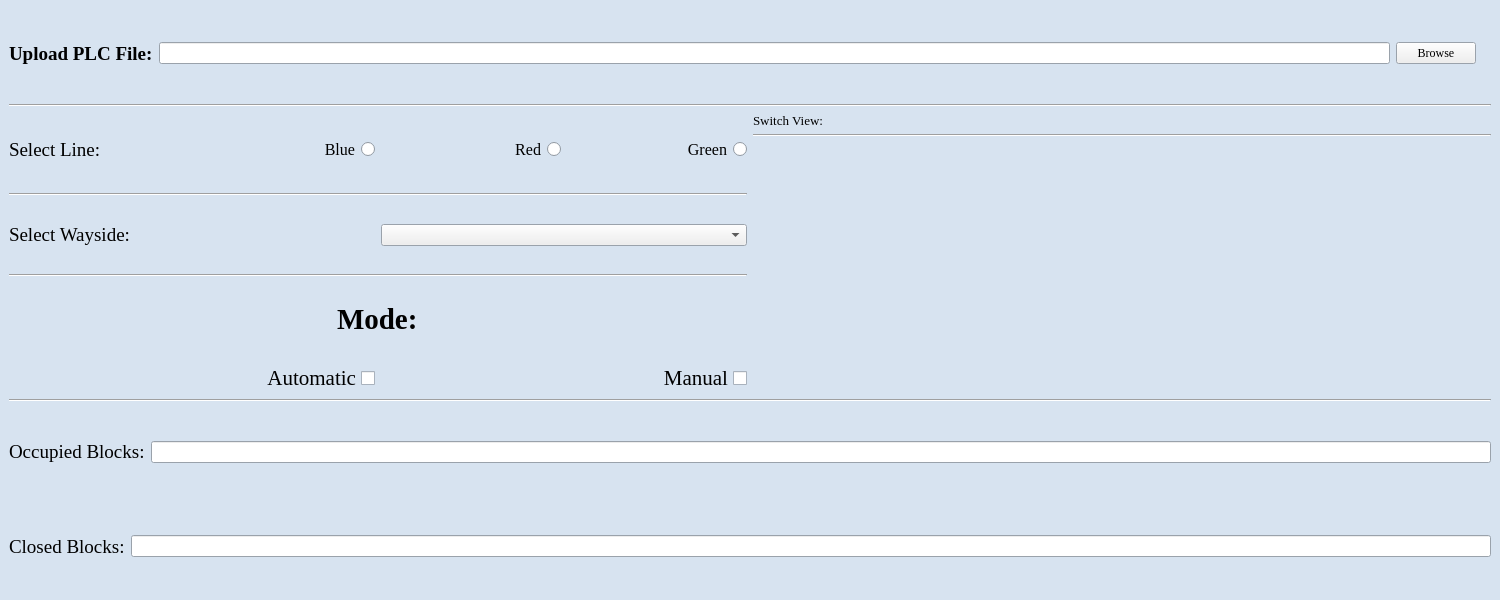
Above: TrackControllerHW_UI.ui from asmithie13/ECE-1140 before the change. Below: the same form after it.
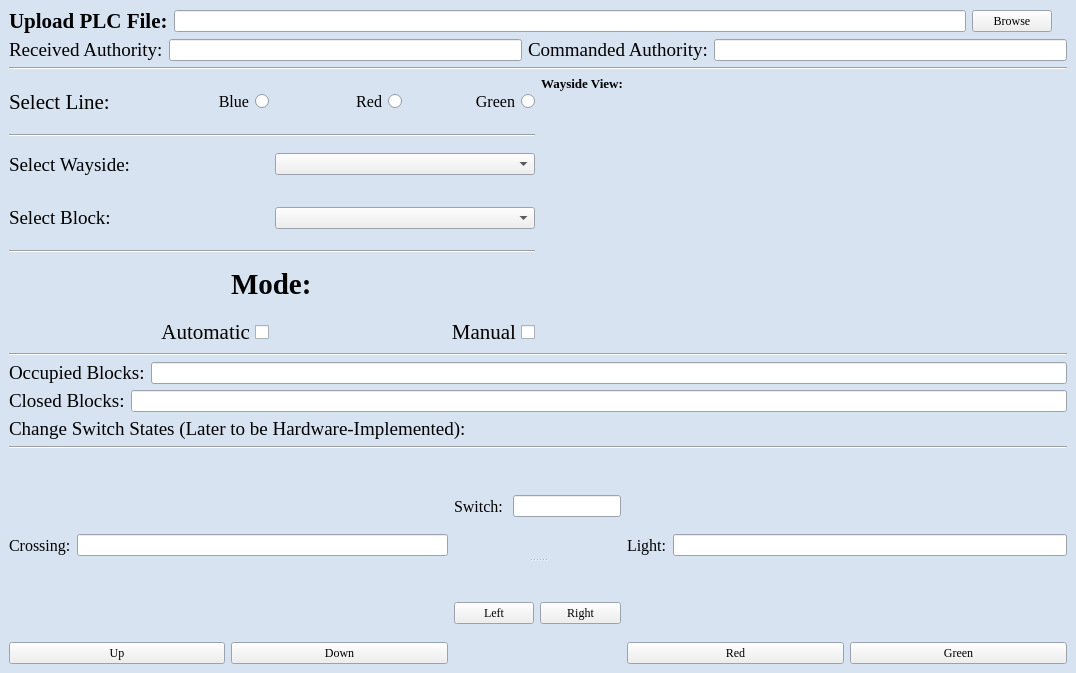
That is the form after the change. Icons and pictures are not drawn.

What changed in the file:
```diff
--- a/TrackControllerHW_UI.ui
+++ b/TrackControllerHW_UI.ui
@@ -6,16 +6,10 @@
    <rect>
     <x>0</x>
     <y>0</y>
-    <width>1500</width>
-    <height>600</height>
+    <width>1076</width>
+    <height>673</height>
    </rect>
   </property>
-  <property name="minimumSize">
-   <size>
-    <width>1500</width>
-    <height>600</height>
-   </size>
-  </property>
   <property name="baseSize">
    <size>
     <width>550</width>
@@ -81,7 +75,7 @@
    <bool>false</bool>
   </property>
   <widget class="QWidget" name="centralwidget">
-   <layout class="QVBoxLayout" name="verticalLayout_4">
+   <layout class="QVBoxLayout" name="verticalLayout_6">
     <item>
      <layout class="QHBoxLayout" name="horizontalLayout">
       <item>
@@ -123,7 +117,7 @@
         <property name="font">
          <font>
           <family>Times New Roman</family>
-          <pointsize>14</pointsize>
+          <pointsize>16</pointsize>
           <bold>true</bold>
          </font>
         </property>
@@ -134,6 +128,57 @@
       </item>
      </layout>
     </item>
+    <item>
+     <layout class="QHBoxLayout" name="horizontalLayout_7">
+      <item>
+       <widget class="QLineEdit" name="lineEditCommandedAuth">
+        <property name="font">
+         <font>
+          <family>Times New Roman</family>
+         </font>
+        </property>
+       </widget>
+      </item>
+      <item>
+       <widget class="QLabel" name="labelCommandedAuth">
+        <property name="font">
+         <font>
+          <family>Times New Roman</family>
+          <pointsize>14</pointsize>
+         </font>
+        </property>
+        <property name="text">
+         <string>Commanded Authority:</string>
+        </property>
+       </widget>
+      </item>
+      <item>
+       <widget class="QLineEdit" name="lineEditReceivedAuth">
+        <property name="font">
+         <font>
+          <family>Times New Roman</family>
+         </font>
+        </property>
+        <property name="readOnly">
+         <bool>true</bool>
+        </property>
+       </widget>
+      </item>
+      <item>
+       <widget class="QLabel" name="labelReceivedAuth">
+        <property name="font">
+         <font>
+          <family>Times New Roman</family>
+          <pointsize>14</pointsize>
+         </font>
+        </property>
+        <property name="text">
+         <string>Received Authority:</string>
+        </property>
+       </widget>
+      </item>
+     </layout>
+    </item>
     <item>
      <widget class="Line" name="line">
       <property name="orientation">
@@ -151,17 +196,11 @@
            <font>
             <family>Times New Roman</family>
             <pointsize>10</pointsize>
+            <bold>true</bold>
            </font>
           </property>
           <property name="text">
-           <string>Switch View:</string>
-          </property>
-         </widget>
-        </item>
-        <item>
-         <widget class="Line" name="line_7">
-          <property name="orientation">
-           <enum>Qt::Horizontal</enum>
+           <string>Wayside View:</string>
           </property>
          </widget>
         </item>
@@ -246,7 +285,7 @@
             <property name="font">
              <font>
               <family>Times New Roman</family>
-              <pointsize>14</pointsize>
+              <pointsize>16</pointsize>
              </font>
             </property>
             <property name="text">
@@ -269,17 +308,20 @@
            <layout class="QHBoxLayout" name="horizontalLayout_4">
             <item>
              <widget class="QComboBox" name="comboBoxWayside">
+              <property name="font">
+               <font>
+                <family>Times New Roman</family>
+               </font>
+              </property>
+              <property name="cursor">
+               <cursorShape>PointingHandCursor</cursorShape>
+              </property>
               <property name="layoutDirection">
                <enum>Qt::LeftToRight</enum>
               </property>
               <property name="placeholderText">
                <string>Select</string>
               </property>
-              <item>
-               <property name="text">
-                <string>1</string>
-               </property>
-              </item>
              </widget>
             </item>
             <item>
@@ -299,6 +341,44 @@
           </item>
          </layout>
         </item>
+        <item>
+         <layout class="QHBoxLayout" name="horizontalLayout_3">
+          <item>
+           <widget class="QComboBox" name="comboBoxBlock">
+            <property name="font">
+             <font>
+              <family>Times New Roman</family>
+             </font>
+            </property>
+            <property name="cursor">
+             <cursorShape>PointingHandCursor</cursorShape>
+            </property>
+            <property name="layoutDirection">
+             <enum>Qt::LeftToRight</enum>
+            </property>
+            <property name="placeholderText">
+             <string>Select</string>
+            </property>
+           </widget>
+          </item>
+          <item>
+           <widget class="QLabel" name="labelSelectBlock">
+            <property name="font">
+             <font>
+              <family>Times New Roman</family>
+              <pointsize>14</pointsize>
+             </font>
+            </property>
+            <property name="cursor">
+             <cursorShape>PointingHandCursor</cursorShape>
+            </property>
+            <property name="text">
+             <string>Select Block:</string>
+            </property>
+           </widget>
+          </item>
+         </layout>
+        </item>
         <item>
          <widget class="Line" name="line_3">
           <property name="orientation">
@@ -365,6 +445,14 @@
      <layout class="QHBoxLayout" name="horizontalLayout_9">
       <item>
        <widget class="QLineEdit" name="lineEditOccupiedBlocks">
+        <property name="font">
+         <font>
+          <family>Times New Roman</family>
+         </font>
+        </property>
+        <property name="cursor">
+         <cursorShape>PointingHandCursor</cursorShape>
+        </property>
         <property name="readOnly">
          <bool>true</bool>
         </property>
@@ -386,9 +474,17 @@
      </layout>
     </item>
     <item>
-     <layout class="QHBoxLayout" name="horizontalLayout_10">
+     <layout class="QHBoxLayout" name="horizontalLayout_5">
       <item>
        <widget class="QLineEdit" name="lineEditClosedBlocks">
+        <property name="font">
+         <font>
+          <family>Times New Roman</family>
+         </font>
+        </property>
+        <property name="cursor">
+         <cursorShape>PointingHandCursor</cursorShape>
+        </property>
         <property name="readOnly">
          <bool>true</bool>
         </property>
@@ -409,6 +505,204 @@
       </item>
      </layout>
     </item>
+    <item>
+     <widget class="QLabel" name="labelSwitchStates">
+      <property name="font">
+       <font>
+        <family>Times New Roman</family>
+        <pointsize>14</pointsize>
+       </font>
+      </property>
+      <property name="text">
+       <string>Change Switch States (Later to be Hardware-Implemented):</string>
+      </property>
+     </widget>
+    </item>
+    <item>
+     <widget class="Line" name="line_7">
+      <property name="cursor">
+       <cursorShape>PointingHandCursor</cursorShape>
+      </property>
+      <property name="orientation">
+       <enum>Qt::Horizontal</enum>
+      </property>
+     </widget>
+    </item>
+    <item>
+     <layout class="QHBoxLayout" name="horizontalLayout_16">
+      <item>
+       <layout class="QVBoxLayout" name="verticalLayout_4">
+        <item>
+         <layout class="QHBoxLayout" name="horizontalLayout_12">
+          <item>
+           <widget class="QLineEdit" name="lineEditLightState">
+            <property name="readOnly">
+             <bool>true</bool>
+            </property>
+           </widget>
+          </item>
+          <item>
+           <widget class="QLabel" name="labelLightState">
+            <property name="font">
+             <font>
+              <family>Times New Roman</family>
+              <pointsize>12</pointsize>
+             </font>
+            </property>
+            <property name="text">
+             <string>Light:</string>
+            </property>
+           </widget>
+          </item>
+         </layout>
+        </item>
+        <item>
+         <layout class="QHBoxLayout" name="horizontalLayout_14">
+          <item>
+           <widget class="QPushButton" name="buttonLightGreen">
+            <property name="font">
+             <font>
+              <family>Times New Roman</family>
+             </font>
+            </property>
+            <property name="text">
+             <string>Green</string>
+            </property>
+           </widget>
+          </item>
+          <item>
+           <widget class="QPushButton" name="buttonLightRed">
+            <property name="font">
+             <font>
+              <family>Times New Roman</family>
+             </font>
+            </property>
+            <property name="text">
+             <string>Red</string>
+            </property>
+           </widget>
+          </item>
+         </layout>
+        </item>
+       </layout>
+      </item>
+      <item>
+       <widget class="QSplitter" name="splitter">
+        <property name="orientation">
+         <enum>Qt::Vertical</enum>
+        </property>
+        <widget class="QWidget" name="">
+         <layout class="QHBoxLayout" name="horizontalLayout_10">
+          <item>
+           <widget class="QLineEdit" name="lineEditSwitchState">
+            <property name="readOnly">
+             <bool>true</bool>
+            </property>
+           </widget>
+          </item>
+          <item>
+           <widget class="QLabel" name="labelSwitchState">
+            <property name="font">
+             <font>
+              <family>Times New Roman</family>
+              <pointsize>12</pointsize>
+             </font>
+            </property>
+            <property name="text">
+             <string>Switch: </string>
+            </property>
+           </widget>
+          </item>
+         </layout>
+        </widget>
+        <widget class="QWidget" name="">
+         <layout class="QHBoxLayout" name="horizontalLayout_11">
+          <item>
+           <widget class="QPushButton" name="buttonSwitchRight">
+            <property name="font">
+             <font>
+              <family>Times New Roman</family>
+             </font>
+            </property>
+            <property name="text">
+             <string>Right</string>
+            </property>
+           </widget>
+          </item>
+          <item>
+           <widget class="QPushButton" name="buttonSwitchLeft">
+            <property name="font">
+             <font>
+              <family>Times New Roman</family>
+             </font>
+            </property>
+            <property name="text">
+             <string>Left</string>
+            </property>
+           </widget>
+          </item>
+         </layout>
+        </widget>
+       </widget>
+      </item>
+      <item>
+       <layout class="QVBoxLayout" name="verticalLayout_5">
+        <item>
+         <layout class="QHBoxLayout" name="horizontalLayout_13">
+          <item>
+           <widget class="QLineEdit" name="lineEditCrossingState">
+            <property name="readOnly">
+             <bool>true</bool>
+            </property>
+           </widget>
+          </item>
+          <item>
+           <widget class="QLabel" name="labelCrossingState">
+            <property name="font">
+             <font>
+              <family>Times New Roman</family>
+              <pointsize>12</pointsize>
+             </font>
+            </property>
+            <property name="text">
+             <string>Crossing:</string>
+            </property>
+           </widget>
+          </item>
+         </layout>
+        </item>
+        <item>
+         <layout class="QHBoxLayout" name="horizontalLayout_15">
+          <item>
+           <widget class="QPushButton" name="buttonCrossingDown">
+            <property name="font">
+             <font>
+              <family>Times New Roman</family>
+             </font>
+            </property>
+            <property name="text">
+             <string>Down</string>
+            </property>
+           </widget>
+          </item>
+          <item>
+           <widget class="QPushButton" name="buttonCrossingUp">
+            <property name="font">
+             <font>
+              <family>Times New Roman</family>
+             </font>
+            </property>
+            <property name="text">
+             <string>Up</string>
+            </property>
+           </widget>
+          </item>
+         </layout>
+        </item>
+       </layout>
+      </item>
+     </layout>
+    </item>
    </layout>
   </widget>
  </widget>
```
Left out of the diff: 65 changed lines with no effect on the pictures.
